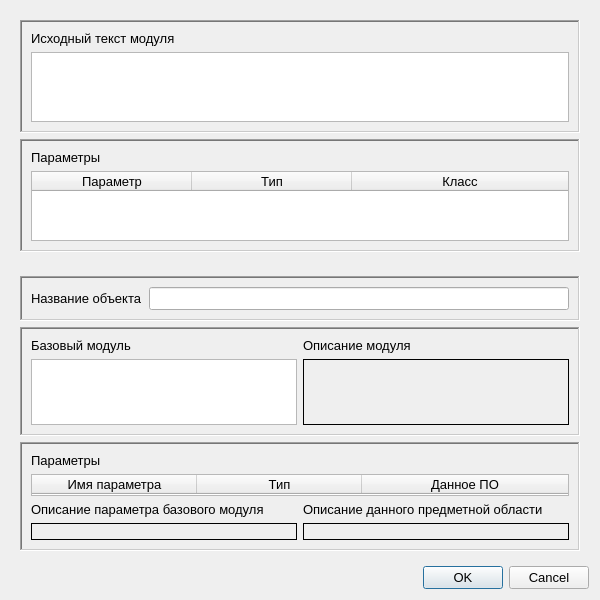
The window that RC/qactoreditor.ui (graf-abolmasov/PGraph) describes before a commit, drawn with Qt 5.
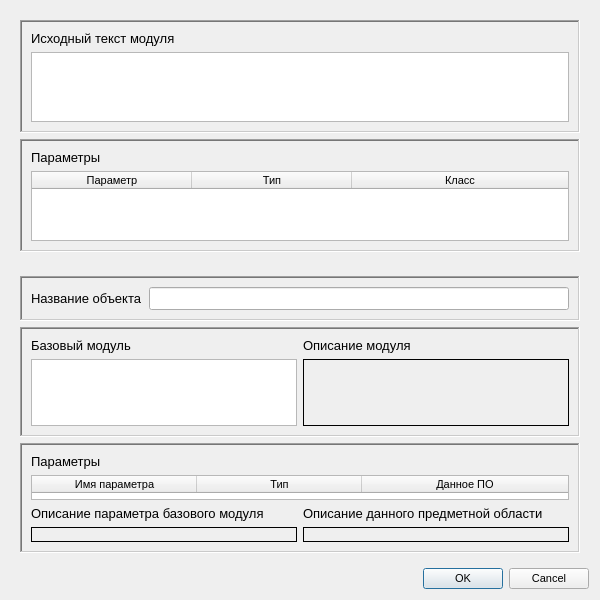
The same window after the commit. Icons and pictures are not drawn.

The edit to the form file:
```diff
--- a/RC/qactoreditor.ui
+++ b/RC/qactoreditor.ui
@@ -33,7 +33,7 @@
   </property>
   <property name="font">
    <font>
-    <pointsize>10</pointsize>
+    <pointsize>8</pointsize>
    </font>
   </property>
   <property name="windowTitle">
@@ -49,7 +49,7 @@
   <property name="modal">
    <bool>true</bool>
   </property>
-  <layout class="QVBoxLayout" name="verticalLayout_7">
+  <layout class="QVBoxLayout" name="verticalLayout_5">
    <item>
     <widget class="QWidget" name="inlineWidget" native="true">
      <layout class="QGridLayout" name="gridLayout_2" rowstretch="60,30">
@@ -70,6 +70,11 @@
         <layout class="QVBoxLayout" name="verticalLayout_10">
          <item>
           <widget class="QLabel" name="inlineModuleTxtLbl">
+           <property name="font">
+            <font>
+             <pointsize>10</pointsize>
+            </font>
+           </property>
            <property name="text">
             <string>Исходный текст модуля</string>
            </property>
@@ -104,6 +109,11 @@
           <layout class="QVBoxLayout" name="verticalLayout_4">
            <item>
             <widget class="QLabel" name="paramsInlineLbl">
+             <property name="font">
+              <font>
+               <pointsize>10</pointsize>
+              </font>
+             </property>
              <property name="text">
               <string>Параметры</string>
              </property>
@@ -111,6 +121,11 @@
            </item>
            <item>
             <widget class="QTableWidget" name="paramsInlineTable">
+             <property name="font">
+              <font>
+               <family>MS Sans Serif</family>
+              </font>
+             </property>
              <property name="editTriggers">
               <set>QAbstractItemView::NoEditTriggers</set>
              </property>
@@ -250,6 +265,11 @@
             <layout class="QHBoxLayout" name="horizontalLayout_2">
              <item>
               <widget class="QLabel" name="baseModuleLbl">
+               <property name="font">
+                <font>
+                 <pointsize>10</pointsize>
+                </font>
+               </property>
                <property name="text">
                 <string>Базовый модуль</string>
                </property>
@@ -257,6 +277,11 @@
              </item>
              <item>
               <widget class="QLabel" name="descriptionLbl">
+               <property name="font">
+                <font>
+                 <pointsize>10</pointsize>
+                </font>
+               </property>
                <property name="text">
                 <string>Описание модуля</string>
                </property>
@@ -335,6 +360,11 @@
           <layout class="QVBoxLayout" name="verticalLayout_3">
            <item>
             <widget class="QLabel" name="paramsNormalLbl">
+             <property name="font">
+              <font>
+               <pointsize>10</pointsize>
+              </font>
+             </property>
              <property name="text">
               <string>Параметры</string>
              </property>
@@ -346,7 +376,7 @@
               <enum>Qt::StrongFocus</enum>
              </property>
              <property name="editTriggers">
-              <set>QAbstractItemView::NoEditTriggers</set>
+              <set>QAbstractItemView::DoubleClicked</set>
              </property>
              <property name="showDropIndicator" stdset="0">
               <bool>false</bool>
@@ -403,6 +433,11 @@
             <layout class="QHBoxLayout" name="horizontalLayout_3">
              <item>
               <widget class="QLabel" name="descriptionBMLbl">
+               <property name="font">
+                <font>
+                 <pointsize>10</pointsize>
+                </font>
+               </property>
                <property name="text">
                 <string>Описание параметра базового модуля</string>
                </property>
@@ -410,6 +445,11 @@
              </item>
              <item>
               <widget class="QLabel" name="descriptionPOLbl">
+               <property name="font">
+                <font>
+                 <pointsize>10</pointsize>
+                </font>
+               </property>
                <property name="text">
                 <string>Описание данного предметной области</string>
                </property>
@@ -490,9 +530,15 @@
    </item>
    <item>
     <widget class="QDialogButtonBox" name="buttonBox">
+     <property name="orientation">
+      <enum>Qt::Horizontal</enum>
+     </property>
      <property name="standardButtons">
       <set>QDialogButtonBox::Cancel|QDialogButtonBox::Ok</set>
      </property>
+     <property name="centerButtons">
+      <bool>false</bool>
+     </property>
     </widget>
    </item>
   </layout>
```
